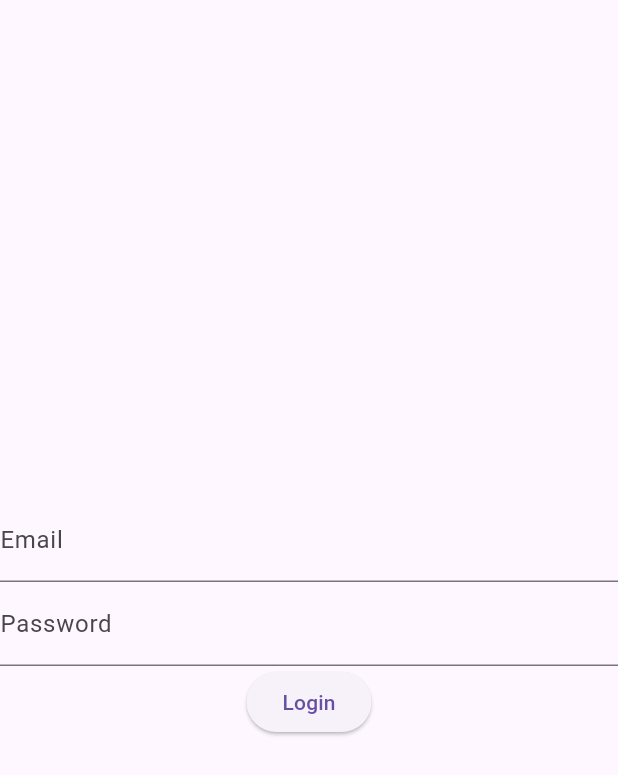
After one commit to mint0o0/minto-flutter, a Flutter app: the LoginScreen screen opened directly, on a phone screen of 412 x 824 dp. The commit adds this screen. Shown: the top 775 px of the screen. Run offline on Flutter 3.47's test engine with Material 3 defaults, Android fonts, the phone set to English and light mode, and no system bars; our stand-ins replace firebase_auth, firebase_core, flutter_svg, get; accounts and stored records are empty; project files that could hold a hidden picture were left out.

Commit message:
Feat: 사용자 로그인 구현

```diff
--- a/lib/main.dart
+++ b/lib/main.dart
@@ -1,9 +1,13 @@
+/*
+* Todo: 컨벤션에 맞게 순서 정리
+*/
 import 'package:flutter/material.dart';
 import 'package:get/get.dart';
 import 'package:minto/src/app.dart';
 import 'package:minto/src/binding/init_bindings.dart';
 import 'package:firebase_core/firebase_core.dart';
 import 'package:minto/firebase_options.dart';
+import 'package:minto/src/presentation/view/pages/login_screen.dart';
 
 void main() async {
   WidgetsFlutterBinding.ensureInitialized();
@@ -25,8 +29,10 @@ class MyApp extends StatelessWidget {
         primarySwatch: Colors.deepPurple,
       ),
       initialBinding: InitBinding(),
+      // initialRoute: '/login',
       //App()는 bottom navigator를 관리하고 페이지를 index에 맞게끔 변환시켜주는 역할입니다.
       home: const App(),
+      // home: LoginScreen(),
     );
   }
 }
--- /dev/null
+++ b/lib/src/data/model/user/user_login_model.dart
@@ -0,0 +1,23 @@
+class UserLoginModel {
+  String email;
+  String password;
+
+  UserLoginModel({
+    required this.email,
+    required this.password,
+  });
+
+  factory UserLoginModel.fromJson(Map<String, dynamic> json) {
+    return UserLoginModel(
+      email: json['email'],
+      password: json['password'],
+    );
+  }
+
+  Map<String, dynamic> toJson() {
+    return {
+      'email': email,
+      'password': password,
+    };
+  }
+}
--- /dev/null
+++ b/lib/src/data/repository/user/user_login_repository.dart
@@ -0,0 +1,13 @@
+import 'package:minto/src/data/model/user/user_login_model.dart';
+import 'package:minto/src/data/datasource/user/user_login_datasource.dart';
+import 'package:firebase_auth/firebase_auth.dart';
+
+class UserLoginRepository {
+  final UserLoginDataSource _userLoginDataSource = UserLoginDataSource();
+
+  Future<User?> signInWithEmailAndPassword(
+      UserLoginModel userLoginModel) async {
+    return await _userLoginDataSource
+        .signInWithEmailAndPassword(userLoginModel);
+  }
+}
--- /dev/null
+++ b/lib/src/presentation/view/pages/login_screen.dart
@@ -0,0 +1,38 @@
+import 'package:flutter/material.dart';
+import 'package:get/get.dart';
+import 'package:minto/src/presentation/view_model/user/user_login_view_model.dart';
+
+class LoginScreen extends StatelessWidget {
+  final UserLoginViewModel _userLoginViewModel = Get.put(UserLoginViewModel());
+
+  @override
+  Widget build(BuildContext context) {
+    return Scaffold(
+      body: Center(
+        child: Column(
+          mainAxisAlignment: MainAxisAlignment.center,
+          children: [
+            TextField(
+              onChanged: (value) => _userLoginViewModel.userLoginModel
+                  .update((val) => val!.email = value),
+              decoration: InputDecoration(labelText: 'Email'),
+            ),
+            TextField(
+              onChanged: (value) => _userLoginViewModel.userLoginModel
+                  .update((val) => val!.password = value),
+              decoration: InputDecoration(labelText: 'Password'),
+              obscureText: true,
+            ),
+            ElevatedButton(
+              onPressed: () {
+                _userLoginViewModel.signInWithEmailAndPassword(
+                    _userLoginViewModel.userLoginModel.value);
+              },
+              child: Text("Login"),
+            ),
+          ],
+        ),
+      ),
+    );
+  }
+}
--- /dev/null
+++ b/lib/src/presentation/view_model/user/user_login_view_model.dart
@@ -0,0 +1,21 @@
+import 'package:get/get.dart';
+import 'package:minto/src/data/model/user/user_login_model.dart';
+import 'package:minto/src/data/repository/user/user_login_repository.dart';
+
+class UserLoginViewModel extends GetxController {
+  final UserLoginRepository _userLoginRepository = UserLoginRepository();
+  final Rx<UserLoginModel> userLoginModel =
+      UserLoginModel(email: "email", password: "password").obs;
+
+  Future<void> signInWithEmailAndPassword(UserLoginModel userLoginModel) async {
+    var user =
+        await _userLoginRepository.signInWithEmailAndPassword(userLoginModel);
+
+    if (user != null) {
+      print("Login Success");
+      Get.toNamed('/');
+    } else {
+      Get.snackbar('Login Failed', 'Please check your email and password');
+    }
+  }
+}
```
Also changed, not shown: lib/src/data/datasource/user/user_login_datasource.dart (added, +25 -0 lines).
